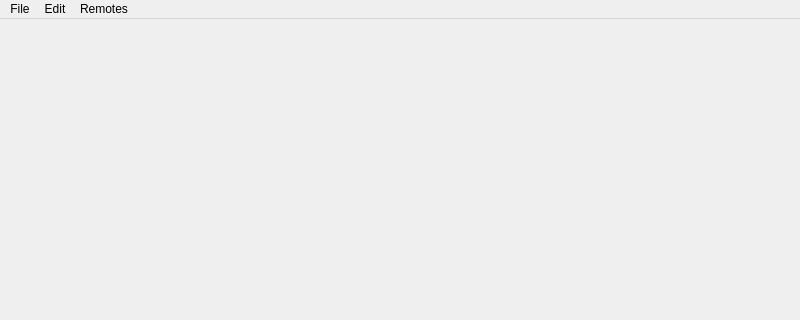
Before: the Qt Designer form mainwindow.ui in Matthewrbowker/MIDE, drawn with Qt 5; both pictures show x 0 to 800 and y 0 to 320 of the 800 by 600 pixel window.
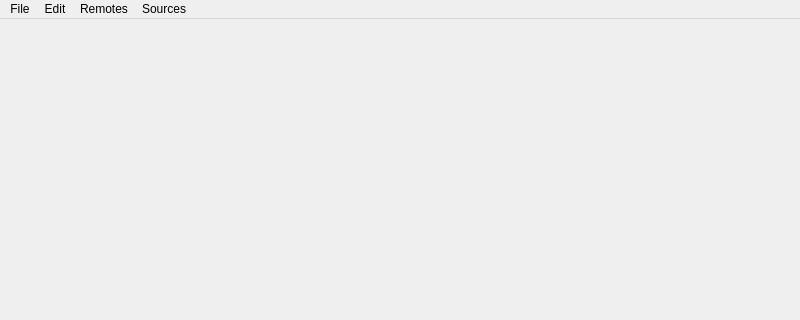
After: the same form once the commit is applied.

Commit message: Begin work on a sources interface

Patch:
```diff
--- a/mainwindow.ui
+++ b/mainwindow.ui
@@ -47,9 +47,18 @@
     </property>
     <addaction name="actionRemotes"/>
    </widget>
+   <widget class="QMenu" name="menuSources">
+    <property name="title">
+     <string>Sources</string>
+    </property>
+    <addaction name="separator"/>
+    <addaction name="actionView_Sources"/>
+    <addaction name="actionQuick_Add_Source"/>
+   </widget>
    <addaction name="menuFile"/>
    <addaction name="menuEdit"/>
    <addaction name="menuRemotes"/>
+   <addaction name="menuSources"/>
   </widget>
   <widget class="QStatusBar" name="statusbar"/>
   <action name="actionNew">
```
Left out of the diff: 10 changed lines with no effect on the pictures. The commit also changes 6 other files.
